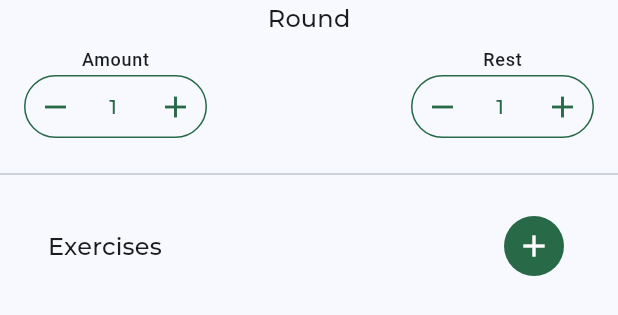
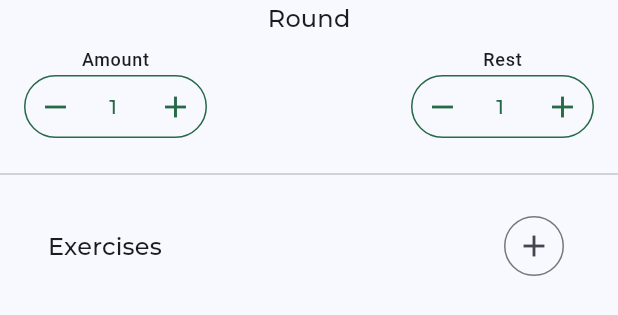
Before and after one commit to elder-software/fit-tick, a Flutter app: the WorkoutLoadedWidget widget shown alone on an empty page, opened directly with empty values, on a phone screen of 412 x 824 dp. Shown: the top 315 px of the screen. Run offline on Flutter 3.47's test engine with Material 3 defaults, Android fonts, the phone set to English and light mode, and no system bars; our stand-ins replace bloc, cloud_firestore, equatable, firebase_auth, firebase_core, flutter_bloc and 2 more; accounts and stored records are empty; generated files the repository leaves out were written again; network calls fail; statements that could not run were skipped.

Commit message:
workout screen ui fixes

```diff
--- a/lib/features/workout/workout_screen.dart
+++ b/lib/features/workout/workout_screen.dart
@@ -3,6 +3,7 @@ import 'package:fit_tick_mobile/data/workout/workout.dart';
 import 'package:fit_tick_mobile/features/workout/workout_bloc.dart';
 import 'package:fit_tick_mobile/features/workout/workout_exercise_card.dart';
 import 'package:fit_tick_mobile/ui/counter.dart';
+import 'package:fit_tick_mobile/ui/fab.dart';
 import 'package:fit_tick_mobile/ui/icon.dart';
 import 'package:fit_tick_mobile/ui/standard_screen.dart';
 import 'package:flutter/material.dart';
@@ -123,6 +124,8 @@ class _WorkoutScreenState extends ConsumerState<WorkoutScreen> {
         return FitTickStandardScreen(
           topBarTitle: 'Workout',
           pageTitle: pageTitle,
+          floatingActionButtonLocation:
+              const CenterUpFloatingActionButtonLocation(24.0),
           floatingActionButton: FloatingActionButton(
             onPressed: () {
               Navigator.of(
@@ -282,7 +285,7 @@ class WorkoutLoadedWidget extends StatelessWidget {
             mainAxisAlignment: MainAxisAlignment.spaceBetween,
             children: [
               Text('Exercises', style: theme.textTheme.titleMedium),
-              IconButton.filledTonal(
+              IconButton.outlined(
                 icon: const Icon(Icons.add),
                 onPressed: () async {
                   final result = await Navigator.pushNamed(
@@ -297,10 +300,6 @@ class WorkoutLoadedWidget extends StatelessWidget {
                     );
                   }
                 },
-                style: IconButton.styleFrom(
-                  backgroundColor: theme.colorScheme.primary,
-                  foregroundColor: theme.colorScheme.onPrimary,
-                ),
                 padding: const EdgeInsets.all(8),
               ),
             ],
```
Also changed, not shown: lib/features/home/home_screen.dart (+12 -10 lines).
